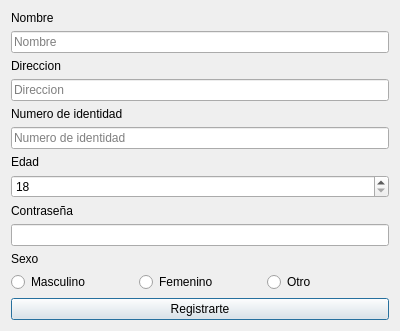
The window that ui/signin.ui (mendoza/improved-spork) describes before a commit, drawn with Qt 5.
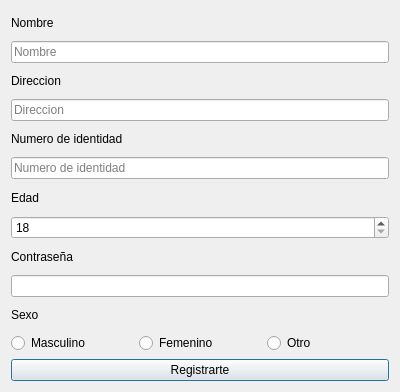
The same window after the commit. Icons and pictures are not drawn.

The edit to the form file:
```diff
--- a/ui/signin.ui
+++ b/ui/signin.ui
@@ -7,7 +7,7 @@
     <x>0</x>
     <y>0</y>
     <width>400</width>
-    <height>300</height>
+    <height>392</height>
    </rect>
   </property>
   <property name="windowTitle">
```
Left out of the diff: 4 changed lines with no effect on the pictures.
